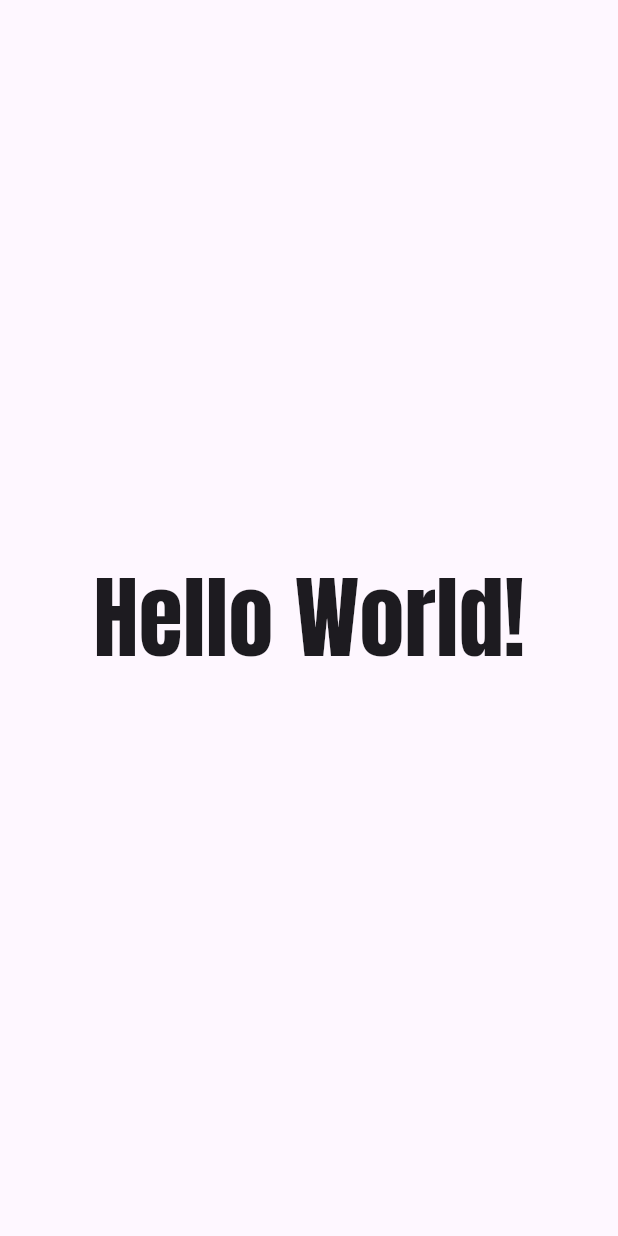
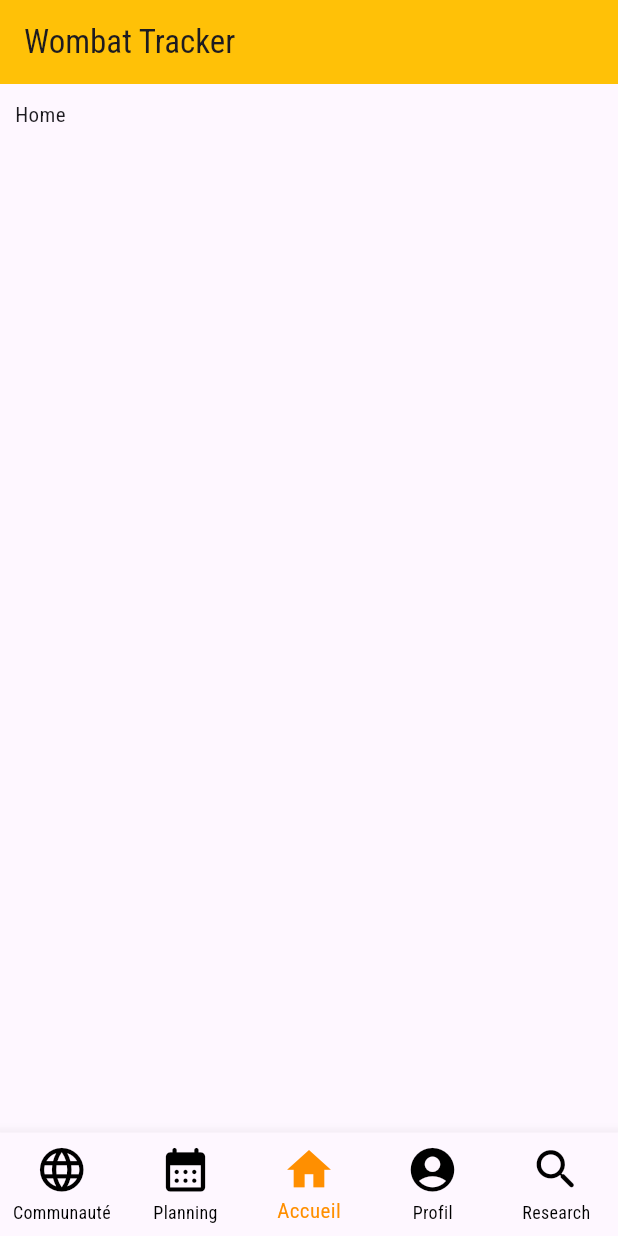
Before and after one commit to seb-mlrd/wombat-tracker, a Flutter app: the screen it shows after launch, on a phone screen of 412 x 824 dp. Run offline on Flutter 3.47's test engine with Material 3 defaults, Android fonts, the phone set to English and light mode, and no system bars.

Commit message:
ajout de la navbar

```diff
--- /dev/null
+++ b/lib/content.dart
@@ -0,0 +1,57 @@
+import 'package:flutter/material.dart';
+
+import 'screen/home.dart';
+import 'screen/community.dart';
+import 'screen/planning.dart';
+import 'screen/profil.dart';
+import 'screen/research.dart';
+
+
+class Content extends StatefulWidget {
+  const Content({super.key});
+
+  @override
+  State createState() => _ContentState();
+}
+
+class _ContentState extends State<Content> {
+  final List<Widget> _screenList = const [
+    Community(),
+    Planning(),
+    Home(),
+    Profil(),
+    Research(),
+  ];
+  int _currentScreen = 2;
+
+  @override
+  Widget build(BuildContext context) {
+    return Scaffold(
+      appBar: AppBar(
+        backgroundColor: Colors.amber,
+        title: const Text('Wombat Tracker')
+      ),
+      body: _screenList[_currentScreen],
+      bottomNavigationBar: BottomNavigationBar(
+        type: BottomNavigationBarType.fixed,
+        iconSize: 35,
+        selectedItemColor: Colors.amber[800],
+        unselectedItemColor: Colors.black,
+        currentIndex: _currentScreen,
+        onTap:(index) => {
+          setState(() {
+            _currentScreen = index;
+          })
+        },
+        items: [
+          BottomNavigationBarItem(icon: Icon(Icons.language), label: 'Communauté'),
+          BottomNavigationBarItem(icon: Icon(Icons.calendar_month_rounded), label: 'Planning'),
+          BottomNavigationBarItem(icon: Icon(Icons.home), label: 'Accueil'),
+          BottomNavigationBarItem(icon: Icon(Icons.account_circle_rounded), label: 'Profil'),
+          BottomNavigationBarItem(icon: Icon(Icons.search_rounded), label: 'Research'),
+        ],
+      ),
+
+    );
+  }
+}
--- a/lib/main.dart
+++ b/lib/main.dart
@@ -1,5 +1,6 @@
 import 'package:flutter/material.dart';
-import 'package:wombat_tracker/styles.dart';
+import 'package:wombat_tracker/content.dart';
+// import 'package:wombat_tracker/styles.dart';
 
 void main() {
   runApp(const MainApp());
@@ -13,7 +14,7 @@ class MainApp extends StatelessWidget {
     return const MaterialApp(
       home: Scaffold(
         body: Center(
-          child: Text('Hello World!', style: title,),
+          child: Content(),
         ),
       ),
     );
--- /dev/null
+++ b/lib/screen/home.dart
@@ -0,0 +1,14 @@
+import 'package:flutter/material.dart';
+
+class Home extends StatelessWidget {
+
+  const Home({super.key});
+
+  @override
+  Widget build(BuildContext context) {
+    return const SingleChildScrollView(
+      padding: EdgeInsets.all(10),
+      child: Text('Home'),
+    );
+  }
+}
--- /dev/null
+++ b/lib/screen/planning.dart
@@ -0,0 +1,14 @@
+import 'package:flutter/material.dart';
+
+class Planning extends StatelessWidget {
+
+  const Planning({super.key});
+
+  @override
+  Widget build(BuildContext context) {
+    return const SingleChildScrollView(
+      padding: EdgeInsets.all(10),
+      child: Text('Planning'),
+    );
+  }
+}
--- /dev/null
+++ b/lib/screen/profil.dart
@@ -0,0 +1,14 @@
+import 'package:flutter/material.dart';
+
+class Profil extends StatelessWidget {
+
+  const Profil({super.key});
+
+  @override
+  Widget build(BuildContext context) {
+    return const SingleChildScrollView(
+      padding: EdgeInsets.all(10),
+      child: Text('Profil'),
+    );
+  }
+}
--- /dev/null
+++ b/lib/screen/research.dart
@@ -0,0 +1,14 @@
+import 'package:flutter/material.dart';
+
+class Research extends StatelessWidget {
+
+  const Research({super.key});
+
+  @override
+  Widget build(BuildContext context) {
+    return const SingleChildScrollView(
+      padding: EdgeInsets.all(10),
+      child: Text('Research'),
+    );
+  }
+}
```
Also changed, not shown: lib/screen/community.dart (added, +14 -0 lines).
